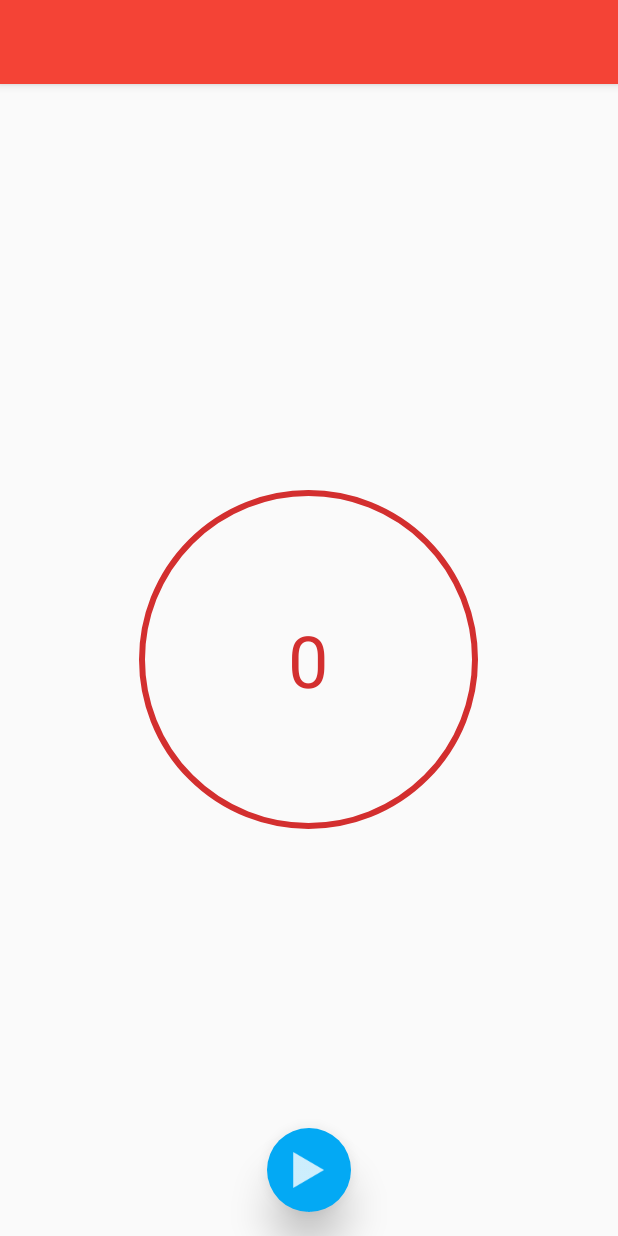
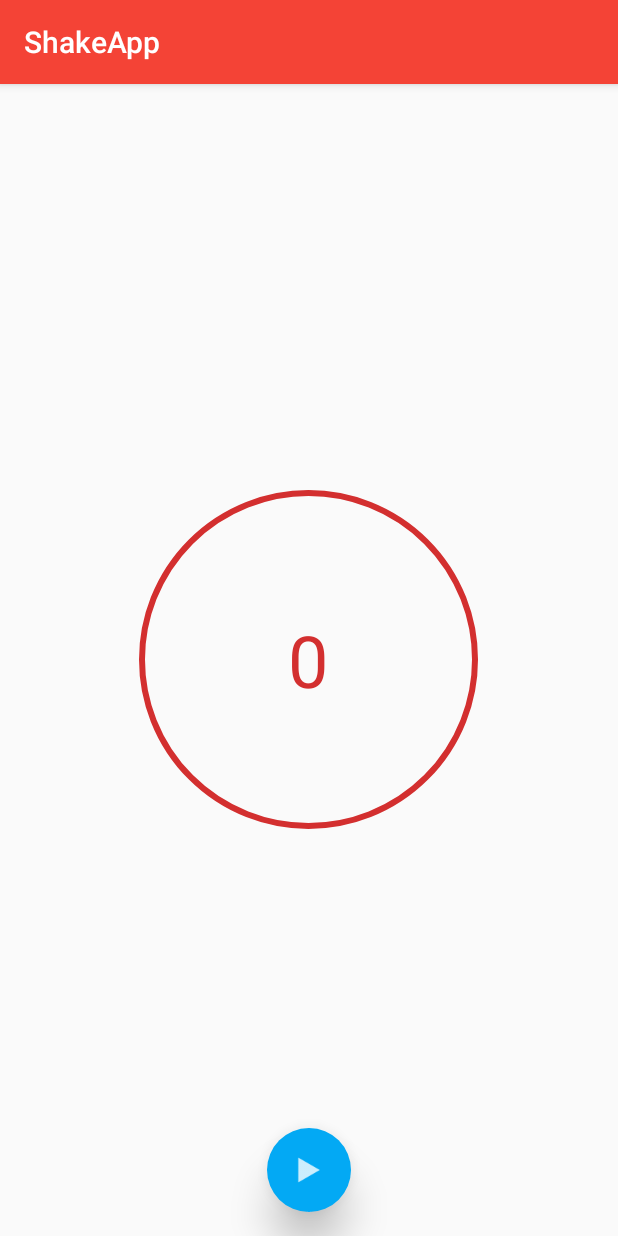
Before and after one commit to RamsesMartinez/ShakeApp, an Android app: the ShakeActivity screen opened directly, with no data from a screen before it, on a phone screen of 412 x 824 dp. Run offline under Robolectric (Android 15) with nearby library versions, the phone set to English and light mode, and no system bars.

Commit message:
detencion de acelerometro agregado y shake's

```diff
--- a/app/src/main/java/mx/ramsesmartinez/shakeapp/ShakeActivity.java
+++ b/app/src/main/java/mx/ramsesmartinez/shakeapp/ShakeActivity.java
@@ -1,17 +1,112 @@
 package mx.ramsesmartinez.shakeapp;
 
+import android.content.Context;
+import android.hardware.Sensor;
+import android.hardware.SensorEvent;
+import android.hardware.SensorEventListener;
+import android.hardware.SensorManager;
+import android.media.MediaPlayer;
 import android.support.v7.app.AppCompatActivity;
 import android.os.Bundle;
+import android.support.v7.widget.Toolbar;
+import android.widget.TextView;
 
-public class ShakeActivity extends AppCompatActivity {
+public class ShakeActivity extends AppCompatActivity implements SensorEventListener {
+    /**
+     * Constants for sensors
+     */
+
+    int contador;
+    private static final float SHAKE_THRESHOLD = 1.1f;
+    private static final int SHAKE_WAIT_TIME_MS = 250;
+
+    /**
+     * The sounds to play when a pattern is detected
+     */
+
+    /**
+     * Sensors
+     */
+
+    private SensorManager mSensorManager;
+    private Sensor mSensorAcc;
+    private long mShakeTime = 0;
+
     String name;
     String urlImageProfile;
+
+    TextView textViewScore;
+
     @Override
     protected void onCreate(Bundle savedInstanceState) {
         super.onCreate(savedInstanceState);
         setContentView(R.layout.activity_shake);
+        setToolbar();
 
+        contador = 0;
+        textViewScore = (TextView) findViewById(R.id.text_view_score);
+        textViewScore.setText(String.valueOf(contador));
         name = getIntent().getStringExtra("NAME");
         urlImageProfile = getIntent().getStringExtra("PHOTO");
+
+        mSensorManager = (SensorManager) getSystemService(Context.SENSOR_SERVICE);
+        mSensorAcc = mSensorManager.getDefaultSensor(Sensor.TYPE_ACCELEROMETER);
+    }
+
+    @Override
+    protected void onResume() {
+        super.onResume();
+        mSensorManager.registerListener(this, mSensorAcc, SensorManager.SENSOR_DELAY_NORMAL);
+    }
+
+    @Override
+    protected void onPause() {
+        super.onPause();
+        mSensorManager.unregisterListener(this);
+    }
+
+    @Override
+    public void onSensorChanged(SensorEvent event) {
+        if (event.accuracy == SensorManager.SENSOR_STATUS_UNRELIABLE) {
+            if (event.sensor.getType() == Sensor.TYPE_ACCELEROMETER) {
+            }
+            return;
+        }
+
+        if (event.sensor.getType() == Sensor.TYPE_ACCELEROMETER) {
+            detectShake(event);
+        }
+
+    }
+
+    @Override
+    public void onAccuracyChanged(Sensor sensor, int accuracy) {
+
+    }
+
+    private void detectShake(SensorEvent event) {
+        long now = System.currentTimeMillis();
+
+        if ((now - mShakeTime) > SHAKE_WAIT_TIME_MS) {
+            mShakeTime = now;
+
+            float gX = event.values[0] / SensorManager.GRAVITY_EARTH;
+            float gY = event.values[1] / SensorManager.GRAVITY_EARTH;
+            float gZ = event.values[2] / SensorManager.GRAVITY_EARTH;
+
+            // gForce will be close to 1 when there is no movement
+            double gForce = Math.sqrt(gX * gX + gY * gY + gZ * gZ);
+
+            // Change background color if gForce exceeds threshold;
+            // otherwise, reset the color
+            if (gForce > SHAKE_THRESHOLD) {
+                textViewScore.setText(String.valueOf(++contador));
+            }
+        }
+    }
+    public void setToolbar(){
+        Toolbar toolbar =(Toolbar) findViewById(R.id.activity_my_toolbar);
+        toolbar.setTitle(R.string.app_name);
+        setSupportActionBar(toolbar);
     }
 }
--- a/app/src/main/res/layout/activity_main.xml
+++ b/app/src/main/res/layout/activity_main.xml
@@ -87,7 +87,7 @@
             android:elevation="@dimen/elevation_raised_button"
             android:layout_width="match_parent"
             android:layout_height="wrap_content"
-            android:text="@string/loggin"
+            android:text="@string/login"
             style="@style/Base.Widget.AppCompat.Button.Colored" />
 
         <!--android:layout_marginTop="@dimen/activity_horizontal_margin"-->
--- a/app/src/main/res/layout/activity_shake.xml
+++ b/app/src/main/res/layout/activity_shake.xml
@@ -23,6 +23,7 @@
             android:layout_gravity="center">
 
             <TextView
+                android:id="@+id/text_view_score"
                 android:background="@drawable/text_view_circle"
                 android:gravity="center_vertical|center_horizontal"
                 android:layout_height="@dimen/width_content_score"
@@ -42,7 +43,6 @@
             android:src="@drawable/ic_play"
             app:elevation="@dimen/elevation_floating_button"
             app:fabSize="normal"
-            app:borderWidth="0dp"
-            android:foregroundGravity="center_vertical|center_horizontal" />
+            app:borderWidth="0dp" />
     </FrameLayout>
 </LinearLayout>
--- a/app/src/main/res/values/strings.xml
+++ b/app/src/main/res/values/strings.xml
@@ -5,7 +5,8 @@
     <string name="facebook_logout">Iniciar sesión con Facebook</string>
     <string name="facebook_app_id">522519321283512</string>
     <string name="password">Contraseña</string>
-    <string name="loggin">Iniciar sesión</string>
+    <string name="login">Iniciar sesión</string>
     <string name="or">OR</string>
     <string name="score">0</string>
+    <string name="act_main_no_acuracy">Sin Suficiente presición</string>
 </resources>
```
Also changed, not shown: app/src/main/AndroidManifest.xml (+6 -2 lines), app/src/main/java/mx/ramsesmartinez/shakeapp/MainActivity.java (+22 -8 lines), app/src/main/res/drawable-hdpi/ic_play.png, app/src/main/res/drawable-mdpi/ic_play.png, app/src/main/res/drawable-xhdpi/ic_play.png, app/src/main/res/drawable-xxhdpi/ic_play.png, 1 other file.
